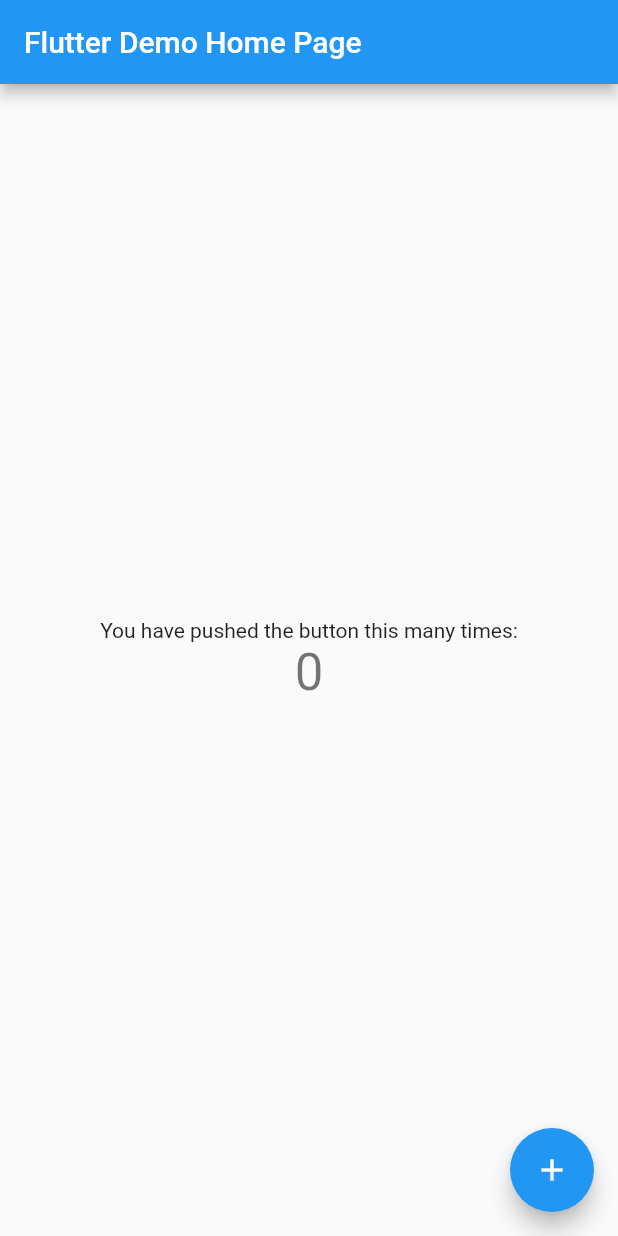
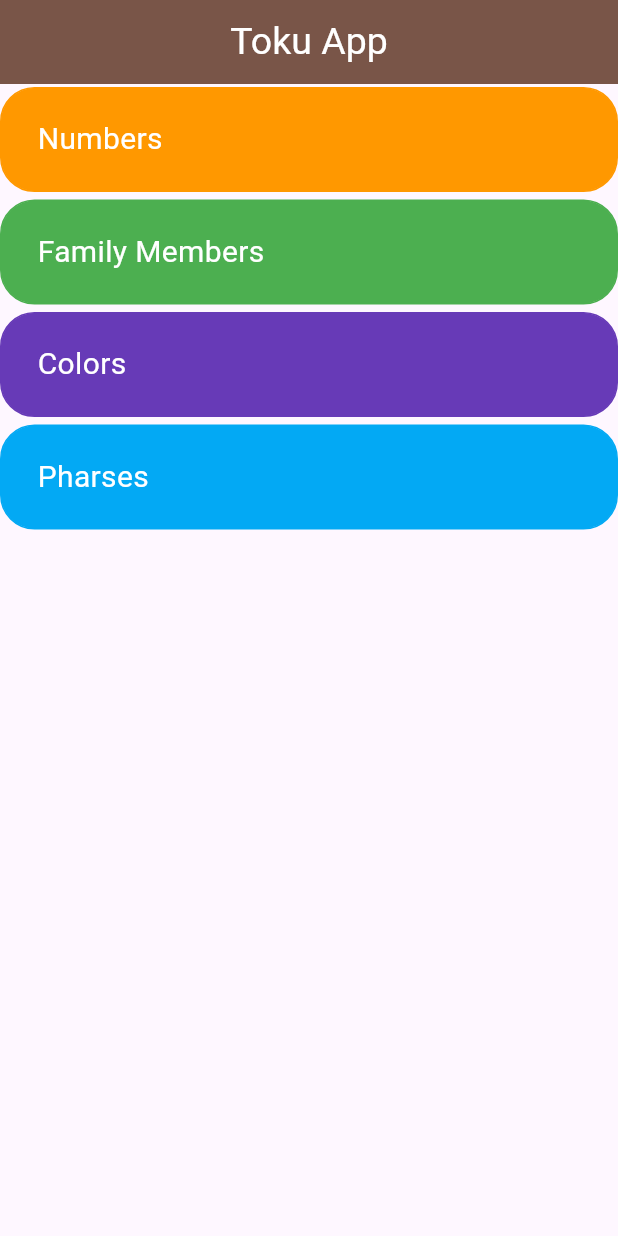
Before and after one commit to YoussefAshraf22/Japanese-language-learning-app--Flutter, a Flutter app: the screen it shows after launch, on a phone screen of 412 x 824 dp. Run offline on Flutter 3.47's test engine with Material 2 defaults, Android fonts, the phone set to English and light mode, and no system bars.

Commit message:
First Commit

```diff
--- /dev/null
+++ b/lib/components/category_item.dart
@@ -0,0 +1,31 @@
+import 'package:flutter/cupertino.dart';
+import 'package:flutter/material.dart';
+
+// ignore: must_be_immutable
+class Category extends StatelessWidget {
+  String? name;
+  Color? color;
+  Function()? onTap;
+  Category({required this.name, required this.color, this.onTap});
+
+  @override
+  Widget build(BuildContext context) {
+    return GestureDetector(
+      onTap: onTap,
+      child: Container(
+        width: double.infinity,
+        height: 70,
+        decoration: BoxDecoration(
+            color: color!,
+            borderRadius: BorderRadius.circular(23),
+            border: Border.all(color: color!, style: BorderStyle.solid)),
+        child: Text(
+          name!,
+          style: TextStyle(fontSize: 20, color: Colors.white),
+        ),
+        alignment: Alignment.centerLeft,
+        padding: EdgeInsets.only(left: 24),
+      ),
+    );
+  }
+}
--- a/lib/main.dart
+++ b/lib/main.dart
@@ -1,115 +1,19 @@
 import 'package:flutter/material.dart';
+import 'package:toku/screens/home_page.dart';
 
 void main() {
-  runApp(const MyApp());
+  runApp(const TokuApp());
 }
 
-class MyApp extends StatelessWidget {
-  const MyApp({Key? key}) : super(key: key);
+class TokuApp extends StatelessWidget {
+  const TokuApp({Key? key}) : super(key: key);
 
-  // This widget is the root of your application.
   @override
   Widget build(BuildContext context) {
     return MaterialApp(
-      title: 'Flutter Demo',
-      theme: ThemeData(
-        // This is the theme of your application.
-        //
-        // Try running your application with "flutter run". You'll see the
-        // application has a blue toolbar. Then, without quitting the app, try
-        // changing the primarySwatch below to Colors.green and then invoke
-        // "hot reload" (press "r" in the console where you ran "flutter run",
-        // or simply save your changes to "hot reload" in a Flutter IDE).
-        // Notice that the counter didn't reset back to zero; the application
-        // is not restarted.
-        primarySwatch: Colors.blue,
-      ),
-      home: const MyHomePage(title: 'Flutter Demo Home Page'),
-    );
+        debugShowCheckedModeBanner: false,
+        theme: ThemeData(useMaterial3: true),
+        title: 'Toku Language App',
+        home: Scaffold(body: SafeArea(child: HomePage())));
   }
 }
-
-class MyHomePage extends StatefulWidget {
-  const MyHomePage({Key? key, required this.title}) : super(key: key);
-
-  // This widget is the home page of your application. It is stateful, meaning
-  // that it has a State object (defined below) that contains fields that affect
-  // how it looks.
-
-  // This class is the configuration for the state. It holds the values (in this
-  // case the title) provided by the parent (in this case the App widget) and
-  // used by the build method of the State. Fields in a Widget subclass are
-  // always marked "final".
-
-  final String title;
-
-  @override
-  State<MyHomePage> createState() => _MyHomePageState();
-}
-
-class _MyHomePageState extends State<MyHomePage> {
-  int _counter = 0;
-
-  void _incrementCounter() {
-    setState(() {
-      // This call to setState tells the Flutter framework that something has
-      // changed in this State, which causes it to rerun the build method below
-      // so that the display can reflect the updated values. If we changed
-      // _counter without calling setState(), then the build method would not be
-      // called again, and so nothing would appear to happen.
-      _counter++;
-    });
-  }
-
-  @override
-  Widget build(BuildContext context) {
-    // This method is rerun every time setState is called, for instance as done
-    // by the _incrementCounter method above.
-    //
-    // The Flutter framework has been optimized to make rerunning build methods
-    // fast, so that you can just rebuild anything that needs updating rather
-    // than having to individually change instances of widgets.
-    return Scaffold(
-      appBar: AppBar(
-        // Here we take the value from the MyHomePage object that was created by
-        // the App.build method, and use it to set our appbar title.
-        title: Text(widget.title),
-      ),
-      body: Center(
-        // Center is a layout widget. It takes a single child and positions it
-        // in the middle of the parent.
-        child: Column(
-          // Column is also a layout widget. It takes a list of children and
-          // arranges them vertically. By default, it sizes itself to fit its
-          // children horizontally, and tries to be as tall as its parent.
-          //
-          // Invoke "debug painting" (press "p" in the console, choose the
-          // "Toggle Debug Paint" action from the Flutter Inspector in Android
-          // Studio, or the "Toggle Debug Paint" command in Visual Studio Code)
-          // to see the wireframe for each widget.
-          //
-          // Column has various properties to control how it sizes itself and
-          // how it positions its children. Here we use mainAxisAlignment to
-          // center the children vertically; the main axis here is the vertical
-          // axis because Columns are vertical (the cross axis would be
-          // horizontal).
-          mainAxisAlignment: MainAxisAlignment.center,
-          children: <Widget>[
-            const Text(
-              'You have pushed the button this many times:',
-            ),
-            Text(
-              '$_counter',
-              style: Theme.of(context).textTheme.headline4,
-            ),
-          ],
-        ),
-      ),
-      floatingActionButton: FloatingActionButton(
-        onPressed: _incrementCounter,
-        tooltip: 'Increment',
-        child: const Icon(Icons.add),
-      ), // This trailing comma makes auto-formatting nicer for build methods.
-    );
-  }
-}
--- /dev/null
+++ b/lib/screens/colors_screen.dart
@@ -0,0 +1,14 @@
+import 'package:flutter/material.dart';
+
+class ColorsPage extends StatelessWidget {
+  const ColorsPage({Key? key}) : super(key: key);
+
+  @override
+  Widget build(BuildContext context) {
+    return  Scaffold(
+      appBar: AppBar(title: Text('Colors Screen'),centerTitle: true,backgroundColor: Colors.deepPurple,),
+      body: SafeArea(child:
+      Center(child: Text('Colors Screen',style: TextStyle(fontSize: 25),),)),
+    );
+  }
+}
--- /dev/null
+++ b/lib/screens/home_page.dart
@@ -0,0 +1,80 @@
+import 'package:flutter/material.dart';
+import 'package:toku/screens/family_screen.dart';
+import 'package:toku/screens/pharses_screen.dart';
+
+import '../components/category_item.dart';
+import 'colors_screen.dart';
+import 'numbers_screen.dart';
+
+class HomePage extends StatelessWidget {
+  @override
+  Widget build(BuildContext context) {
+    return Scaffold(
+        appBar: AppBar(
+          title: Text(
+            'Toku App',
+            style: TextStyle(fontSize: 25, color: Colors.white),
+          ),
+          backgroundColor: Colors.brown,
+          centerTitle: true,
+        ),
+        body: SafeArea(
+          child: Column(
+            children: [
+              SizedBox(
+                height: 2,
+              ),
+              Category(
+                  name: 'Numbers',
+                  color: Colors.orange,
+                  onTap: () {
+                    Navigator.push(context,
+                        MaterialPageRoute(builder: (context) => NumbersPage()));
+                  }),
+              SizedBox(
+                height: 5,
+              ),
+              Category(
+                name: 'Family Members',
+                color: Colors.green,
+                onTap: () {
+                  Navigator.push(
+                      context,
+                      MaterialPageRoute(
+                        builder: (context) => FamilyPage(),
+                      ));
+                },
+              ),
+              SizedBox(
+                height: 5,
+              ),
+              Category(
+                name: 'Colors',
+                color: Colors.deepPurple,
+                onTap: () {
+                  Navigator.push(
+                      context,
+                      MaterialPageRoute(
+                        builder: (context) => ColorsPage(),
+                      ));
+                },
+              ),
+              SizedBox(
+                height: 5,
+              ),
+              Category(
+                name: 'Pharses',
+                color: Colors.lightBlue,
+                onTap: () {
+                  Navigator.push(
+                      context,
+                      MaterialPageRoute(
+                        builder: (context) => PharsesPage(),
+                      ));
+                },
+              ),
+            ],
+          ),
+        ));
+  }
+}
```
Also changed, not shown: lib/screens/family_screen.dart (added, +23 -0 lines), lib/screens/numbers_screen.dart (added, +60 -0 lines), lib/screens/pharses_screen.dart (added, +23 -0 lines), pubspec.yaml (+5 -6 lines), Numbers.PNG (added), homePage.PNG (added), 1 other file.
